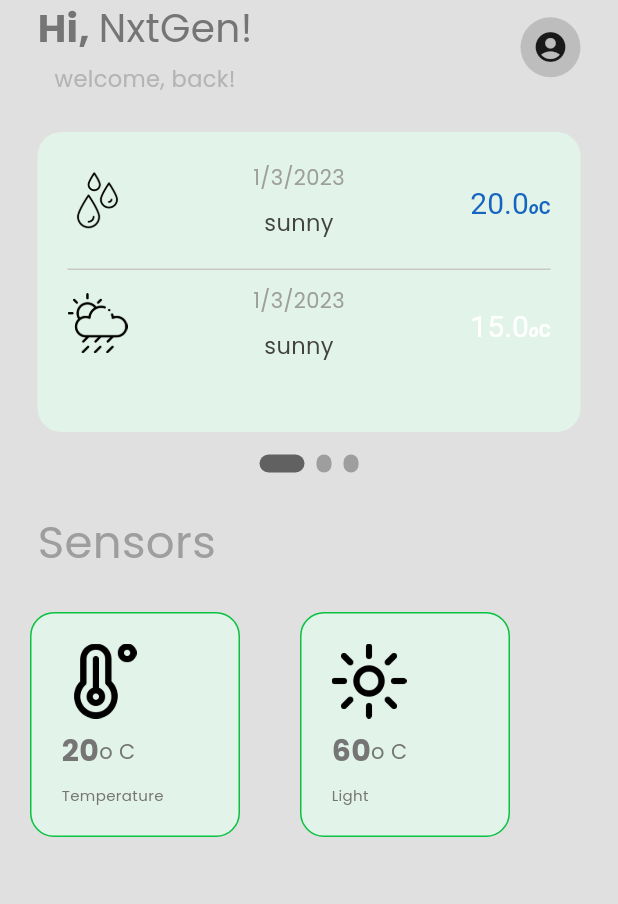
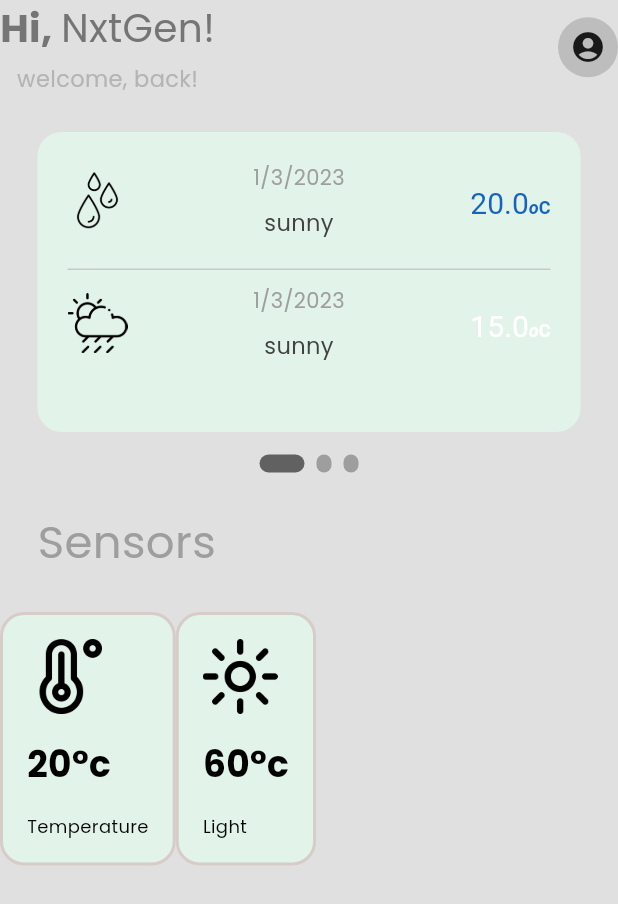
Before and after one commit to donald-88/smart-farm-app, a Flutter app: the Home screen opened directly, on a phone screen of 412 x 824 dp. Shown: the top 904 px of the screen. Run offline on Flutter 3.47's test engine with Material 2 defaults, Android fonts, the phone set to English and light mode, and no system bars; drawn by our look-alikes of smooth_page_indicator; our stand-ins replace dio, google_fonts, syncfusion_flutter_charts, syncfusion_flutter_gauges.

Commit message:
tweaked sensor card

```diff
--- a/smart_farm/lib/main.dart
+++ b/smart_farm/lib/main.dart
@@ -1,6 +1,7 @@
 import 'package:flutter/material.dart';
 import 'package:google_fonts/google_fonts.dart';
-import 'package:smart_farm/pages/notification.dart';
+
+import 'pages/home.dart';
 
 void main() {
   runApp(const MyApp());
@@ -26,6 +27,6 @@ class MyApp extends StatelessWidget {
                     color: Colors.white),
                 bodyMedium: GoogleFonts.poppins(
                     fontSize: 14, color: Colors.grey[600]))),
-        home: const Notifications());
+        home: const Home());
   }
 }
--- a/smart_farm/lib/pages/home.dart
+++ b/smart_farm/lib/pages/home.dart
@@ -24,9 +24,7 @@ class _HomeState extends State<Home> {
         child: Column(
           children: [
             // Appbar
-            Padding(
-              padding: const EdgeInsets.symmetric(horizontal: 25.0),
-              child: Row(
+            Row(
               mainAxisAlignment: MainAxisAlignment.spaceBetween,
               children: [
                 Column(
@@ -68,7 +66,6 @@ class _HomeState extends State<Home> {
                         color: Colors.grey[400], shape: BoxShape.circle),
                     child: Icon(Icons.account_circle)),
               ],
-              ),
             ),
             SizedBox(height: 25.0),
             //biggest card
--- a/smart_farm/lib/util/sensor_card.dart
+++ b/smart_farm/lib/util/sensor_card.dart
@@ -13,36 +13,28 @@ class SensorCard extends StatelessWidget {
 
   @override
   Widget build(BuildContext context) {
-    return Padding(
-      padding: const EdgeInsets.symmetric(horizontal: 20.0),
-      child: Container(
-        width: 140,
-        height: 150,
-        padding: EdgeInsets.all(20),
+    return Container(
+      padding: EdgeInsets.all(16),
       decoration: BoxDecoration(
           color: Color.fromARGB(255, 226, 243, 233),
-            border: Border.all(color: Color.fromARGB(255, 8, 194, 64)),
+          border: Border.all(color: Colors.brown.shade100, width: 2),
           borderRadius: BorderRadius.circular(16)),
       child: Column(
         crossAxisAlignment: CrossAxisAlignment.start,
         mainAxisAlignment: MainAxisAlignment.spaceBetween,
         children: [
           Container(height: 50, child: Image.asset(sensorIcon)),
-            Row(
-              children: [
+          SizedBox(height: 16),
           Text(
-                  sensorValue.toString(),
-                  style: TextStyle(fontWeight: FontWeight.bold, fontSize: 20),
+            '${sensorValue.toString()}°c',
+            style: TextStyle(color: Colors.black,fontWeight: FontWeight.bold, fontSize: 24),
           ),
-                Text('o C'),
-              ],
-            ),
+          SizedBox(height: 16),
           Text(
             sensor,
-              style: TextStyle(fontSize: 10, color: Colors.grey[600]),
+            style: TextStyle(fontSize: 12, color: Colors.black),
           ),
         ],
-        ),
       ),
     );
   }
```
Also changed, not shown: 9 other files. Lines whose indentation alone changed are shown as unchanged.
